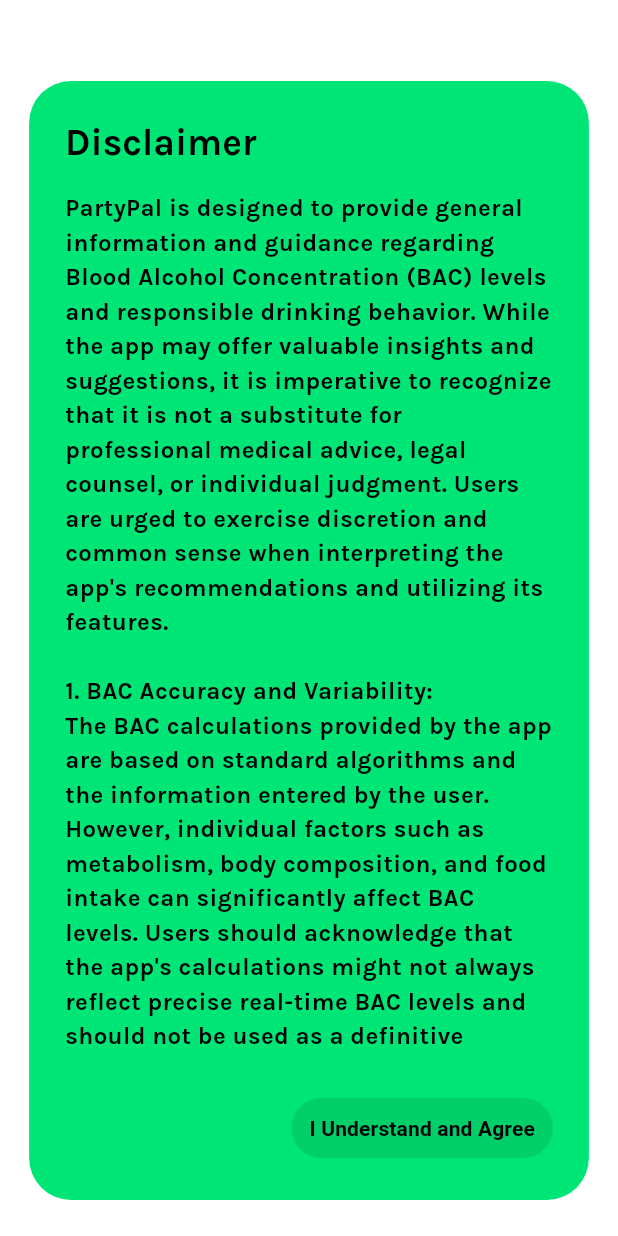
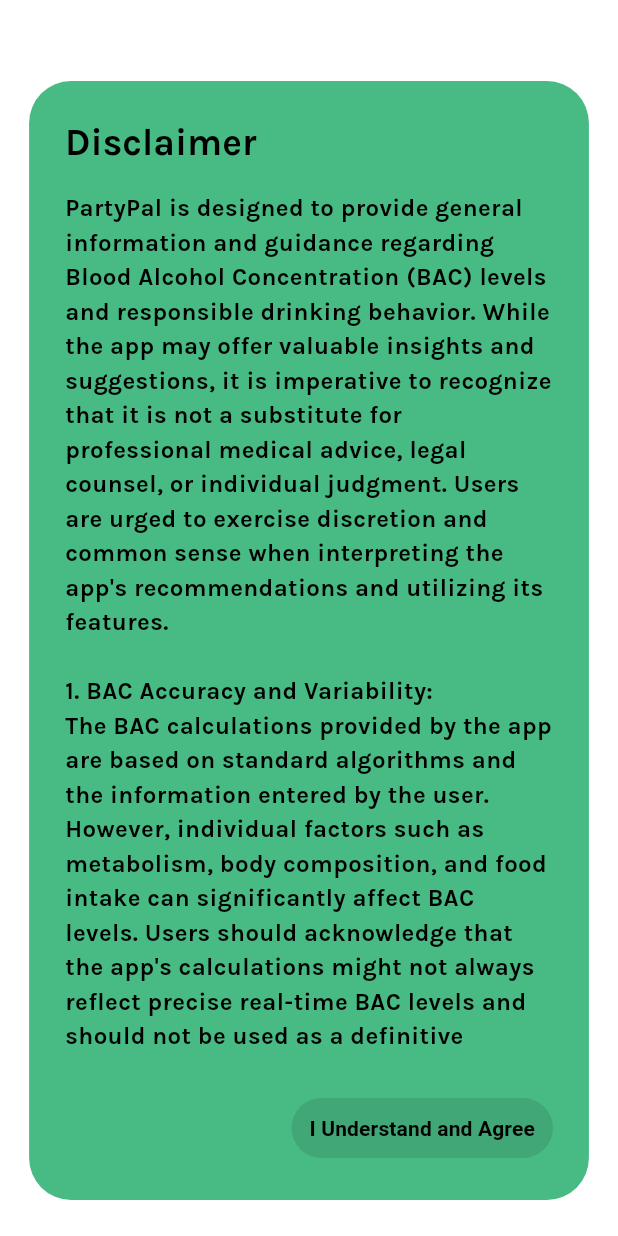
Before and after one commit to rahulg221/party_pal_, a Flutter app: the screen it shows after launch, on a phone screen of 412 x 824 dp. Run offline on Flutter 3.47's test engine with Material 2 defaults, Android fonts, the phone set to English and light mode, and no system bars; our stand-ins replace flutter_riverpod, shared_preferences, sqflite; missing offline and left inert: activity_ring; accounts and stored records are empty.

Commit message:
Add files via upload

```diff
--- a/lib/widgets/disclaimer.dart
+++ b/lib/widgets/disclaimer.dart
@@ -63,7 +63,7 @@ class DisclaimerDialog extends StatelessWidget {
               },
             ),
           ],
-          backgroundColor: Colors.greenAccent.shade400,
+          backgroundColor: Color.fromARGB(255, 72, 186, 131),
         ),
       ),
     );
```
